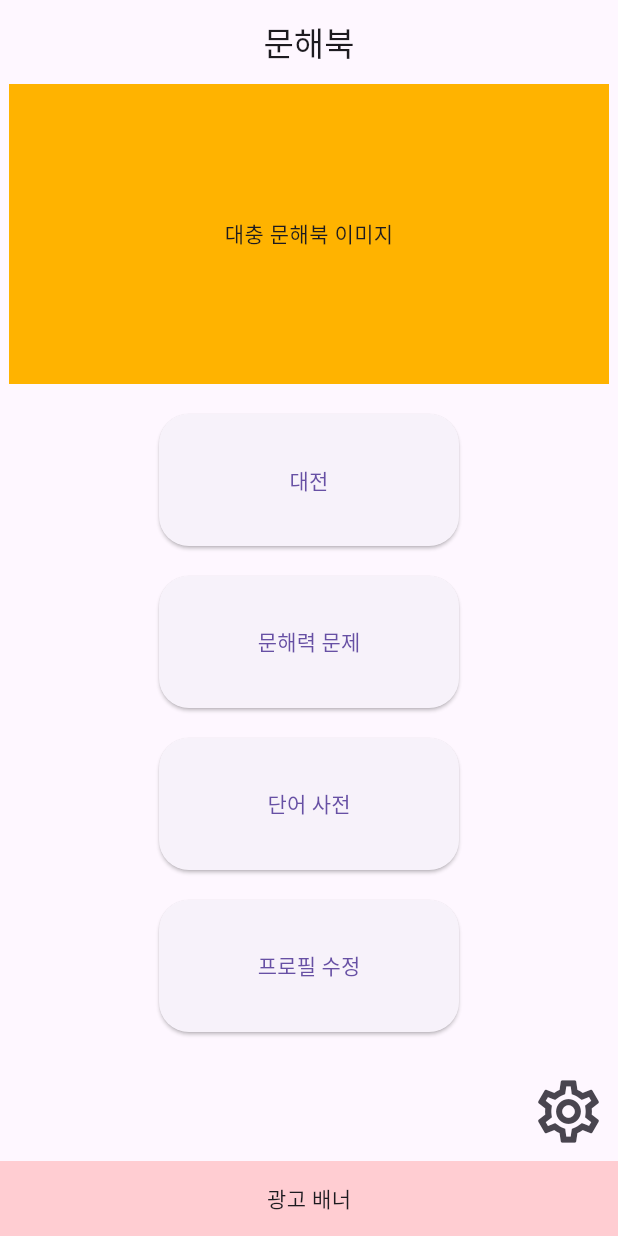
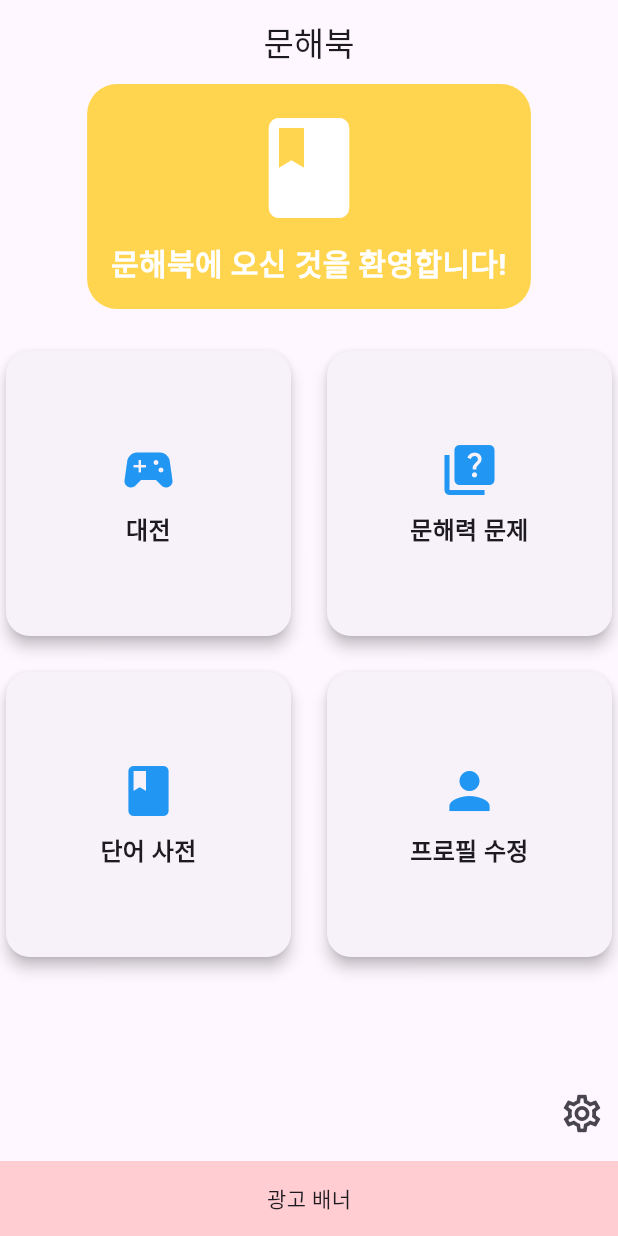
Before and after one commit to PLNumber/opendemo, a Flutter app: the screen it shows once a user with an empty profile is signed in, on a phone screen of 412 x 824 dp. Run offline on Flutter 3.47's test engine with Material 3 defaults, Android fonts, the phone set to English and light mode, and no system bars; our stand-ins replace cloud_firestore, firebase_auth, firebase_core, flutter_dotenv, google_sign_in, shared_preferences; accounts and stored records are empty.

Commit message:
챗 지피티특) 안됨

```diff
--- a/lib/Main/main.dart
+++ b/lib/Main/main.dart
@@ -68,100 +68,80 @@ class _MainPage extends State<MainPage> {
             mainAxisSize: MainAxisSize.min,
             children: [
 
-              /*이미지 창*/
+              // 상단 이미지 배너
               Container(
-                child: Text("대충 문해북 이미지"),
-                alignment: Alignment.center,
-                padding: EdgeInsets.all(50),
-                color: Colors.amber[600],
-                //child: Image.network("https://flutter.github.io/assets-for-api-docs/assets/widgets/container_b.png"),
-                width: 400,
-                height: 200,
+                decoration: BoxDecoration(
+                  color: Colors.amber[300],
+                  borderRadius: BorderRadius.circular(20),
                 ),
-              SizedBox(height: 20),
+                padding: const EdgeInsets.all(16),
+                child: Column(
+                  children: [
+                    Icon(Icons.book, size: 80, color: Colors.white),
+                    SizedBox(height: 8),
+                    Text(
+                      "문해북에 오신 것을 환영합니다!",
+                      style: TextStyle(fontSize: 20, fontWeight: FontWeight.bold, color: Colors.white),
+                      textAlign: TextAlign.center,
+                    ),
+                  ],
+                ),
+              ),
+              SizedBox(height: 24),
 
+              // 버튼 카드 리스트
               Expanded(
-                  child: ElevatedButton(
-                      style: ElevatedButton.styleFrom(
-                          fixedSize: const Size(200, 10),
-                          minimumSize: Size.zero,
-                          padding: EdgeInsets.zero,
-                          shape: RoundedRectangleBorder(
-                              borderRadius: BorderRadius.circular(20.0))),
-                      onPressed: () {
-                        Navigator.push(
-                            context,
-                            MaterialPageRoute(
-                                builder: (context) => BattlePage()));
+                child: GridView.count(
+                  crossAxisCount: 2,
+                  mainAxisSpacing: 16,
+                  crossAxisSpacing: 16,
+                  children: [
+                    FeatureCard(
+                      icon: Icons.sports_esports,
+                      title: "대전",
+                      onTap: () {
+                        Navigator.push(context, MaterialPageRoute(builder: (context) => BattlePage()));
                       },
-                      child: const Center(child: Text("대전")))),
-              SizedBox(height: 20),
-
-              Expanded(
-                  child: ElevatedButton(
-                      style: ElevatedButton.styleFrom(
-                          fixedSize: const Size(200, 10),
-                          minimumSize: Size.zero,
-                          padding: EdgeInsets.zero,
-                          shape: RoundedRectangleBorder(
-                              borderRadius: BorderRadius.circular(20.0))),
-                      onPressed: () {
-                        Navigator.push(
-                            context,
-                            MaterialPageRoute(
-                                builder: (context) => QuizMainPage()));
+                    ),
+                    FeatureCard(
+                      icon: Icons.quiz,
+                      title: "문해력 문제",
+                      onTap: () {
+                        Navigator.push(context, MaterialPageRoute(builder: (context) => QuizMainPage()));
                       },
-                      child: const Center(child: Text("문해력 문제")))),
-              SizedBox(height: 20),
+                    ),
+                    FeatureCard(
+                      icon: Icons.book,
+                      title: "단어 사전",
+                      onTap: () {
+                        Navigator.push(context, MaterialPageRoute(builder: (context) => DictPage()));
+                      },
+                    ),
+                    FeatureCard(
+                      icon: Icons.person,
+                      title: "프로필 수정",
+                      onTap: () {
+                        Navigator.push(context, MaterialPageRoute(builder: (context) => ProfilePage()));
+                      },
+                    ),
+                  ],
+                ),
+              ),
 
 
-              Expanded(
-                  child: ElevatedButton(
-                      style: ElevatedButton.styleFrom(
-                          fixedSize: const Size(200, 10),
-                          minimumSize: Size.zero,
-                          padding: EdgeInsets.zero,
-                          shape: RoundedRectangleBorder(
-                              borderRadius: BorderRadius.circular(20.0))),
+              // 하단 설정 및 광고 배너
+              Column(
+                children: [
+                  Align(
+                    alignment: Alignment.centerRight,
+                    child: IconButton(
+                      icon: Icon(Icons.settings_outlined, size: 30),
                       onPressed: () {
-                        Navigator.push(
-                            context,
-                            MaterialPageRoute(
-                                builder: (context) => DictPage()));
-                      },
-                      child: const Center(child: Text("단어 사전")))),
-              SizedBox(height: 20),
-              Expanded(
-                  child: ElevatedButton(
-                      style: ElevatedButton.styleFrom(
-                          fixedSize: const Size(200, 10),
-                          minimumSize: Size.zero,
-                          padding: EdgeInsets.zero,
-                          shape: RoundedRectangleBorder(
-                              borderRadius: BorderRadius.circular(20.0))),
-                      onPressed: () {
-                        Navigator.push(
-                            context,
-                            MaterialPageRoute(
-                                builder: (context) => ProfilePage()));
-                      },
-                      child: const Center(child: Text("프로필 수정")))),
-              SizedBox(height: 20),
-
-              /*설정버튼*/
-              Align(
-                alignment: Alignment.bottomRight,
-                child: IconButton(
-                  icon: const Icon(Icons.settings_outlined),
-                  iconSize: 50.0,
-                  selectedIcon: const Icon(Icons.settings),
-                  onPressed: () {
-                    Navigator.push(context,
-                        MaterialPageRoute(builder: (context) => OptionPage()));
+                        Navigator.push(context, MaterialPageRoute(builder: (context) => OptionPage()));
                       },
                     ),
                   ),
-
+                  SizedBox(height: 8),
                   /*광고 배너*/
                   isAdVisible
                       ? Align(
@@ -175,6 +155,52 @@ class _MainPage extends State<MainPage> {
                   ) : Container(),
                 ],
               ),
+
+
+
+
+
+            ],
+          ),
         ));
   }
 }
+
+
+
+/*기능 카드 위젯*/
+class FeatureCard extends StatelessWidget {
+  final IconData icon;
+  final String title;
+  final VoidCallback onTap;
+
+  const FeatureCard({
+    Key? key,
+    required this.icon,
+    required this.title,
+    required this.onTap,
+  }) : super(key: key);
+
+  @override
+  Widget build(BuildContext context) {
+    return GestureDetector(
+      onTap: onTap,
+      child: Card(
+        elevation: 4,
+        shape: RoundedRectangleBorder(borderRadius: BorderRadius.circular(16)),
+        child: Column(
+          mainAxisAlignment: MainAxisAlignment.center,
+          children: [
+            Icon(icon, size: 40, color: Colors.blue),
+            SizedBox(height: 8),
+            Text(
+              title,
+              style: TextStyle(fontSize: 16, fontWeight: FontWeight.bold),
+              textAlign: TextAlign.center,
+            ),
+          ],
+        ),
+      ),
+    );
+  }
+}
```
Lines whose indentation alone changed are shown as unchanged.
